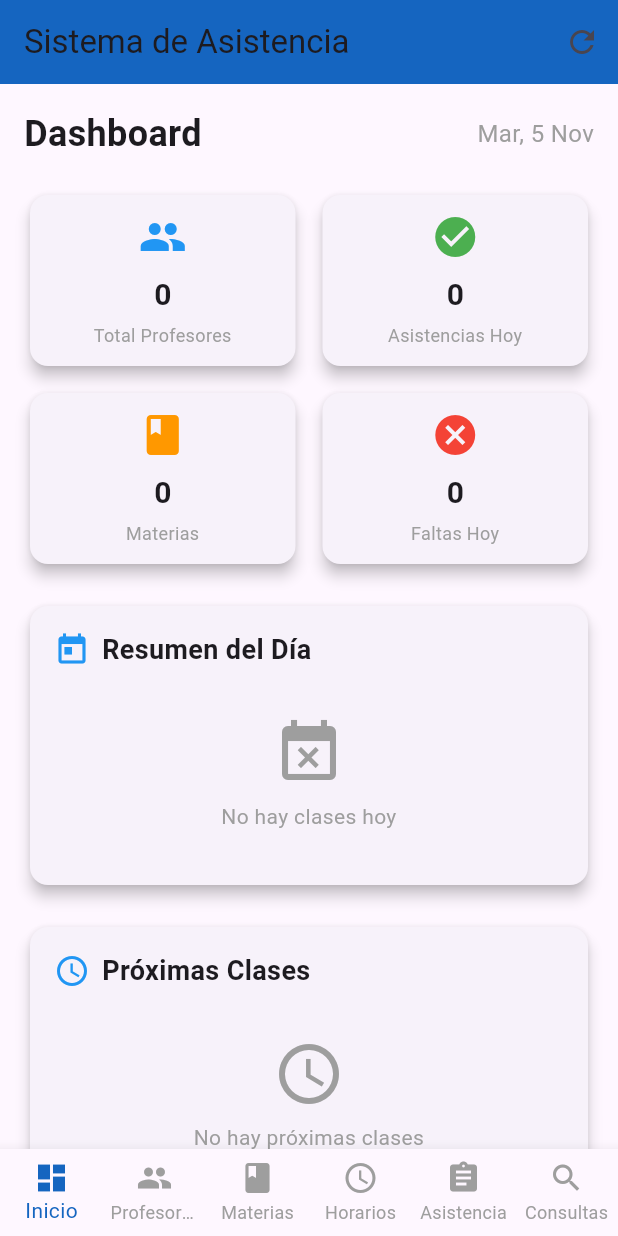
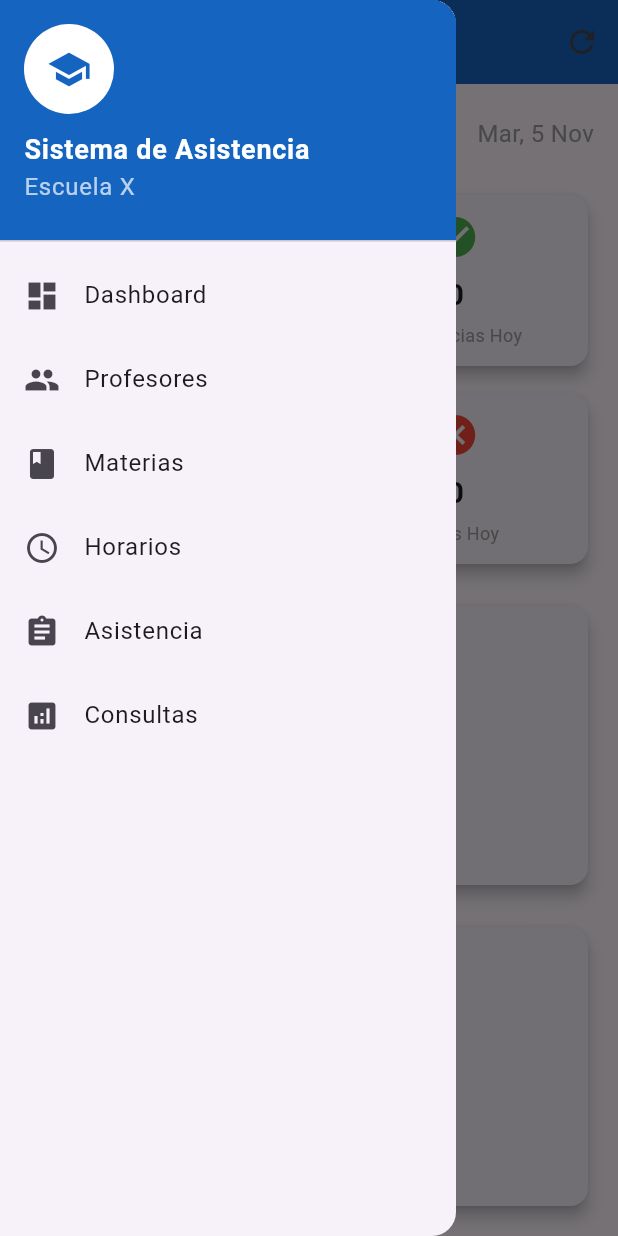
Before and after one commit to GusdeJAR/U3_Practica2_Checador, a Flutter app: the screen it shows after launch, with the side drawer open (before the commit the screen has no drawer), on a phone screen of 412 x 824 dp. Run offline on Flutter 3.47's test engine with Material 3 defaults, Android fonts, the phone set to English and light mode, and no system bars; our stand-ins replace mask_text_input_formatter, sqflite; accounts and stored records are empty.

Commit message:
Versión final del proyecto

```diff
--- a/lib/widgets/bottom_nav_bar.dart
+++ /dev/null
@@ -1,48 +0,0 @@
-import 'package:flutter/material.dart';
-
-class CustomBottomNavBar extends StatelessWidget {
-  final int currentIndex;
-  final Function(int) onTap;
-
-  const CustomBottomNavBar({
-    required this.currentIndex,
-    required this.onTap,
-  });
-
-  @override
-  Widget build(BuildContext context) {
-    return BottomNavigationBar(
-      currentIndex: currentIndex,
-      onTap: onTap,
-      type: BottomNavigationBarType.fixed,
-      selectedItemColor: Colors.blue[800],
-      unselectedItemColor: Colors.grey,
-      items: [
-        BottomNavigationBarItem(
-          icon: Icon(Icons.dashboard),
-          label: 'Inicio',
-        ),
-        BottomNavigationBarItem(
-          icon: Icon(Icons.people),
-          label: 'Profesores',
-        ),
-        BottomNavigationBarItem(
-          icon: Icon(Icons.book),
-          label: 'Materias',
-        ),
-        BottomNavigationBarItem(
-          icon: Icon(Icons.schedule),
-          label: 'Horarios',
-        ),
-        BottomNavigationBarItem(
-          icon: Icon(Icons.assignment),
-          label: 'Asistencia',
-        ),
-        BottomNavigationBarItem(
-          icon: Icon(Icons.search),
-          label: 'Consultas',
-        ),
-      ],
-    );
-  }
-}
--- /dev/null
+++ b/lib/widgets/custom_drawer.dart
@@ -0,0 +1,62 @@
+import 'package:flutter/material.dart';
+
+class CustomDrawer extends StatelessWidget {
+  final Function(int) onSelectItem;
+
+  const CustomDrawer({required this.onSelectItem});
+
+  @override
+  Widget build(BuildContext context) {
+    return Drawer(
+      child: ListView(
+        padding: EdgeInsets.zero,
+        children: [
+          DrawerHeader(
+            decoration: BoxDecoration(
+              color: Colors.blue[800],
+            ),
+            child: Column(
+              crossAxisAlignment: CrossAxisAlignment.start,
+              children: [
+                CircleAvatar(
+                  radius: 30,
+                  backgroundColor: Colors.white,
+                  child: Icon(Icons.school, color: Colors.blue[800], size: 30),
+                ),
+                SizedBox(height: 10),
+                Text(
+                  'Sistema de Asistencia',
+                  style: TextStyle(
+                    color: Colors.white,
+                    fontSize: 18,
+                    fontWeight: FontWeight.bold,
+                  ),
+                ),
+                Text(
+                  'Escuela X',
+                  style: TextStyle(
+                    color: Colors.white70,
+                  ),
+                ),
+              ],
+            ),
+          ),
+          _buildDrawerItem(Icons.dashboard, 'Dashboard', 0),
+          _buildDrawerItem(Icons.people, 'Profesores', 1),
+          _buildDrawerItem(Icons.book, 'Materias', 2),
+          _buildDrawerItem(Icons.schedule, 'Horarios', 3),
+          _buildDrawerItem(Icons.assignment, 'Asistencia', 4),
+          _buildDrawerItem(Icons.analytics, 'Consultas', 5),
+        ],
+      ),
+    );
+  }
+
+  Widget _buildDrawerItem(IconData icon, String title, int index) {
+    return ListTile(
+      leading: Icon(icon),
+      title: Text(title),
+      onTap: () => onSelectItem(index),
+    );
+  }
+}
```
Also changed, not shown: lib/screens/home_screen.dart (+8 -94 lines), 1 other file.
